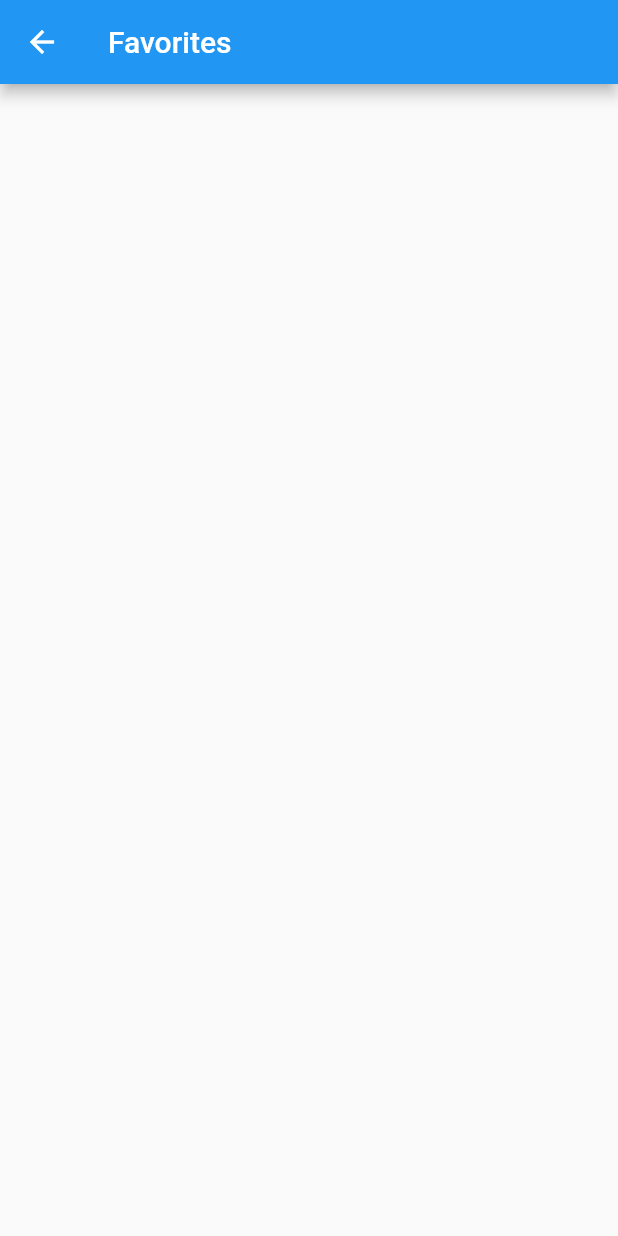
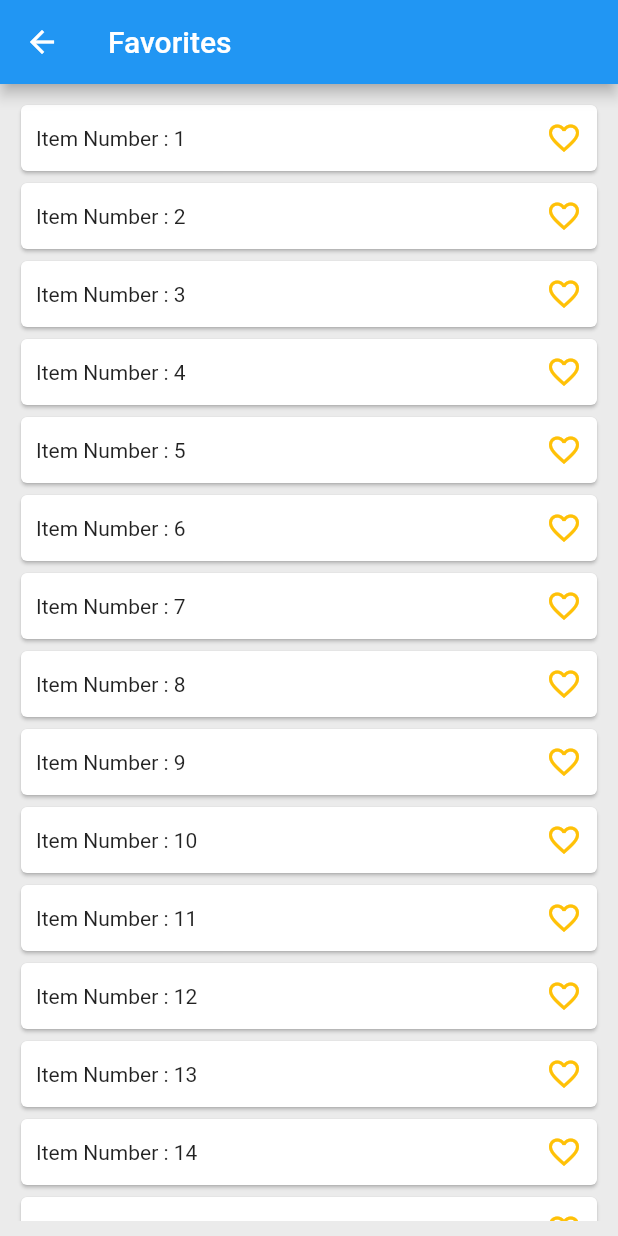
Before and after one commit to devnizamuddin/learn_provider, a Flutter app: the FavoritesScreen screen opened by its route, on a phone screen of 412 x 824 dp. Run offline on Flutter 3.47's test engine with Material 2 defaults, Android fonts, the phone set to English and light mode, and no system bars.

Commit message:
FavoritesScreen designed and added data functionality from FavoritesProvider

```diff
--- a/lib/modules/favorites/favorites_screen.dart
+++ b/lib/modules/favorites/favorites_screen.dart
@@ -1,12 +1,51 @@
 import 'package:flutter/material.dart';
+import 'package:learn_provider/modules/favorites/favorites_provider.dart';
+import 'package:provider/provider.dart';
 
 class FavoritesScreen extends StatelessWidget {
   const FavoritesScreen({super.key});
 
   @override
   Widget build(BuildContext context) {
+    // final provider = Provider.of<FavoritesProvider>(context, listen: false);
+    debugPrint('FavoritesScreen building');
     return Scaffold(
-      appBar: AppBar(title: const Text('Favorites')),
+      backgroundColor: const Color.fromARGB(255, 235, 235, 235),
+      appBar: AppBar(
+        title: const Text('Favorites'),
+      ),
+      body: Padding(
+        padding: const EdgeInsets.all(10),
+        child: ListView.builder(
+            itemCount: 20,
+            itemBuilder: (buildContext, index) {
+              debugPrint('Favorites ListItem building');
+              return Consumer<FavoritesProvider>(
+                  builder: (buildContext, provider, widget) {
+                debugPrint('Favorites Card building');
+                return Card(
+                    child: Padding(
+                  padding: const EdgeInsets.all(10),
+                  child: Row(
+                    mainAxisAlignment: MainAxisAlignment.spaceBetween,
+                    children: [
+                      Text('Item Number : ${index + 1}'),
+                      InkWell(
+                        onTap: () =>
+                            provider.onTapFavoritesIcon(itemIndex: index),
+                        child: Icon(
+                          provider.favoriteItems.contains(index)
+                              ? Icons.favorite
+                              : Icons.favorite_border,
+                          color: Colors.amber,
+                        ),
+                      )
+                    ],
+                  ),
+                ));
+              });
+            }),
+      ),
     );
   }
 }
```
